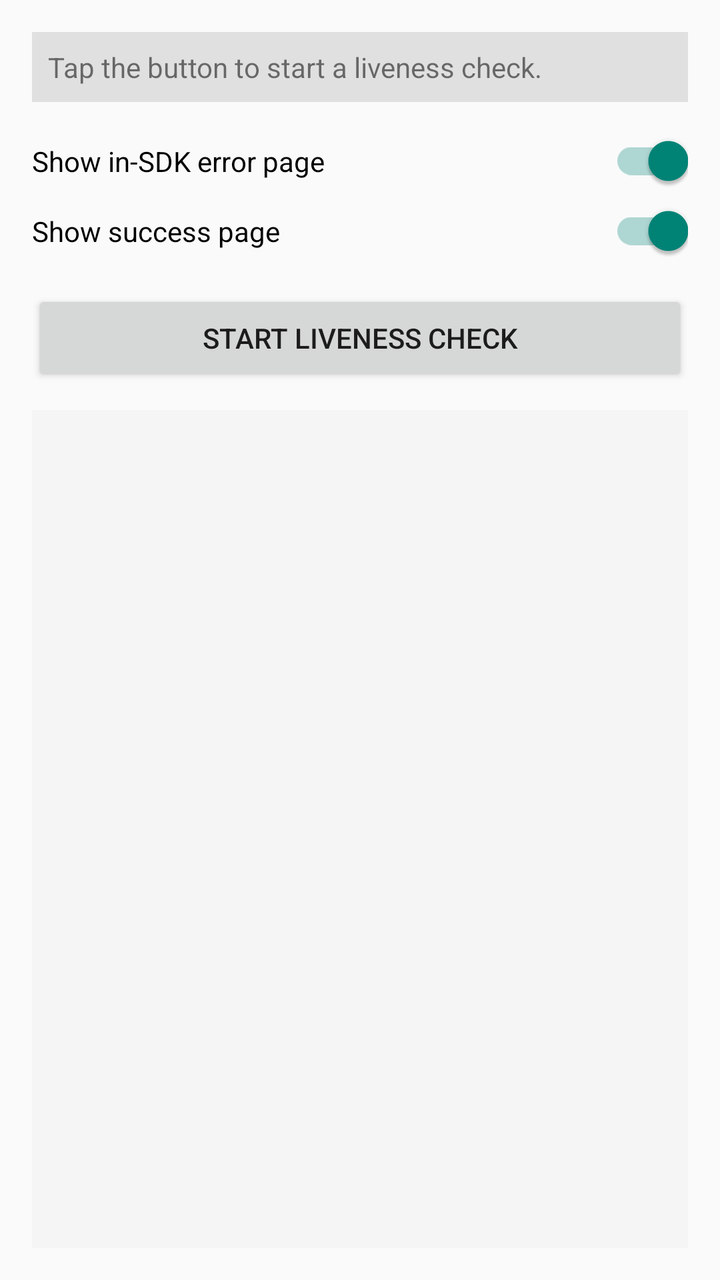
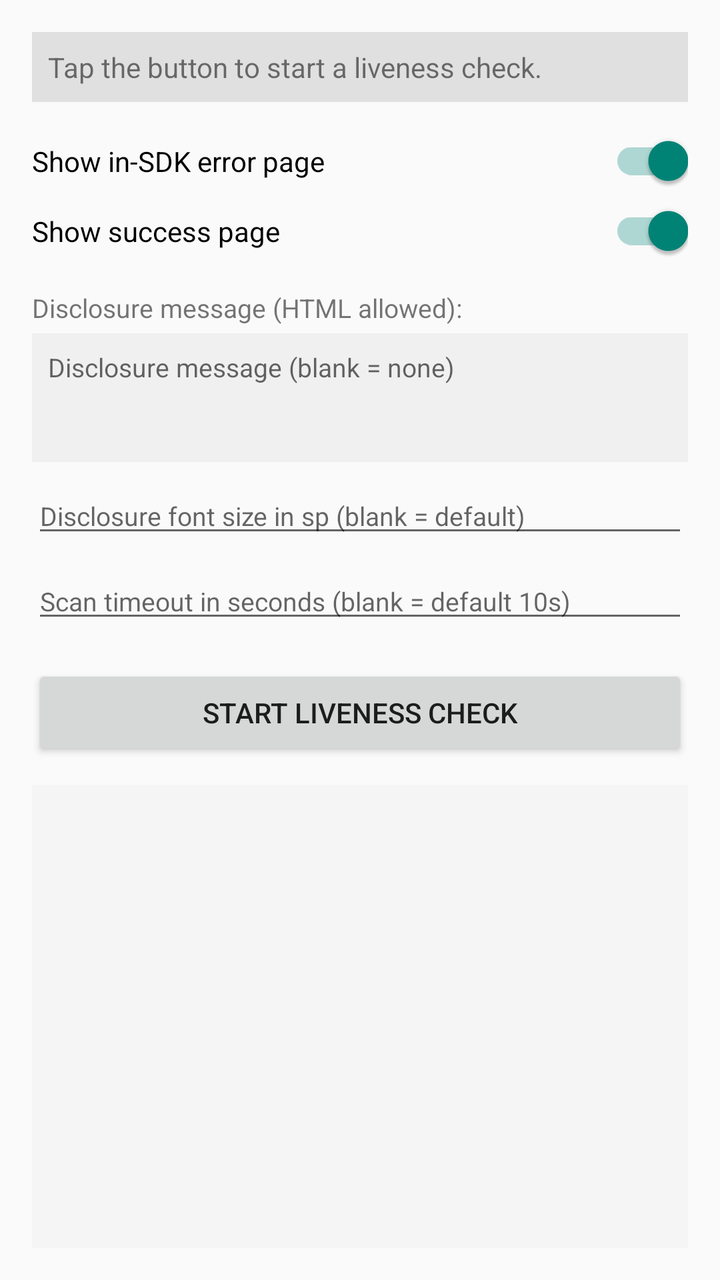

The first picture is an Android layout as it rendered before a commit; the second is the same layout after the commit. The layout source and the unified diff follow.
<!-- AndroidManifest.xml: application theme Theme.AppCompat.Light.DarkActionBar -->
<!-- res/layout/activity_main.xml -->
<?xml version="1.0" encoding="utf-8"?>
<LinearLayout xmlns:android="http://schemas.android.com/apk/res/android"
    android:layout_width="match_parent"
    android:layout_height="match_parent"
    android:orientation="vertical"
    android:padding="16dp">

    <TextView
        android:id="@+id/statusText"
        android:layout_width="match_parent"
        android:layout_height="wrap_content"
        android:text="Tap the button to start a liveness check."
        android:textSize="14sp"
        android:padding="8dp"
        android:background="#E0E0E0"
        android:layout_marginBottom="16dp" />

    <androidx.appcompat.widget.SwitchCompat
        android:id="@+id/showErrorSwitch"
        android:layout_width="match_parent"
        android:layout_height="wrap_content"
        android:text="Show in-SDK error page"
        android:checked="true"
        android:layout_marginBottom="8dp" />

    <androidx.appcompat.widget.SwitchCompat
        android:id="@+id/showSuccessSwitch"
        android:layout_width="match_parent"
        android:layout_height="wrap_content"
        android:text="Show success page"
        android:checked="true"
        android:layout_marginBottom="16dp" />

    <Button
        android:id="@+id/startLivenessButton"
        android:layout_width="match_parent"
        android:layout_height="wrap_content"
        android:text="Start Liveness Check"
        android:layout_marginBottom="12dp" />

    <TextView
        android:id="@+id/resultLabel"
        android:layout_width="match_parent"
        android:layout_height="0dp"
        android:layout_weight="1"
        android:minHeight="100dp"
        android:padding="12dp"
        android:background="#F5F5F5"
        android:textSize="13sp"
        android:fontFamily="monospace"
        android:gravity="top" />

</LinearLayout>
<!-- resources referenced by this layout -->
<resources>

</resources>

<!-- the commit's change to res/layout/activity_main.xml (unified diff, before → after) -->
@@ -31,6 +31,45 @@
         android:checked="true"
         android:layout_marginBottom="16dp" />
 
+    <TextView
+        android:layout_width="match_parent"
+        android:layout_height="wrap_content"
+        android:text="Disclosure message (HTML allowed):"
+        android:textSize="13sp"
+        android:layout_marginBottom="4dp" />
+
+    <EditText
+        android:id="@+id/privacyMessageInput"
+        android:layout_width="match_parent"
+        android:layout_height="wrap_content"
+        android:minLines="3"
+        android:maxLines="6"
+        android:gravity="top|start"
+        android:inputType="textMultiLine|textNoSuggestions"
+        android:hint="Disclosure message (blank = none)"
+        android:textSize="13sp"
+        android:background="#F0F0F0"
+        android:padding="8dp"
+        android:layout_marginBottom="8dp" />
+
+    <EditText
+        android:id="@+id/fontSizeInput"
+        android:layout_width="match_parent"
+        android:layout_height="wrap_content"
+        android:inputType="numberDecimal"
+        android:hint="Disclosure font size in sp (blank = default)"
+        android:textSize="13sp"
+        android:layout_marginBottom="8dp" />
+
+    <EditText
+        android:id="@+id/scanTimeoutInput"
+        android:layout_width="match_parent"
+        android:layout_height="wrap_content"
+        android:inputType="number"
+        android:hint="Scan timeout in seconds (blank = default 10s)"
+        android:textSize="13sp"
+        android:layout_marginBottom="16dp" />
+
     <Button
         android:id="@+id/startLivenessButton"
         android:layout_width="match_parent"
